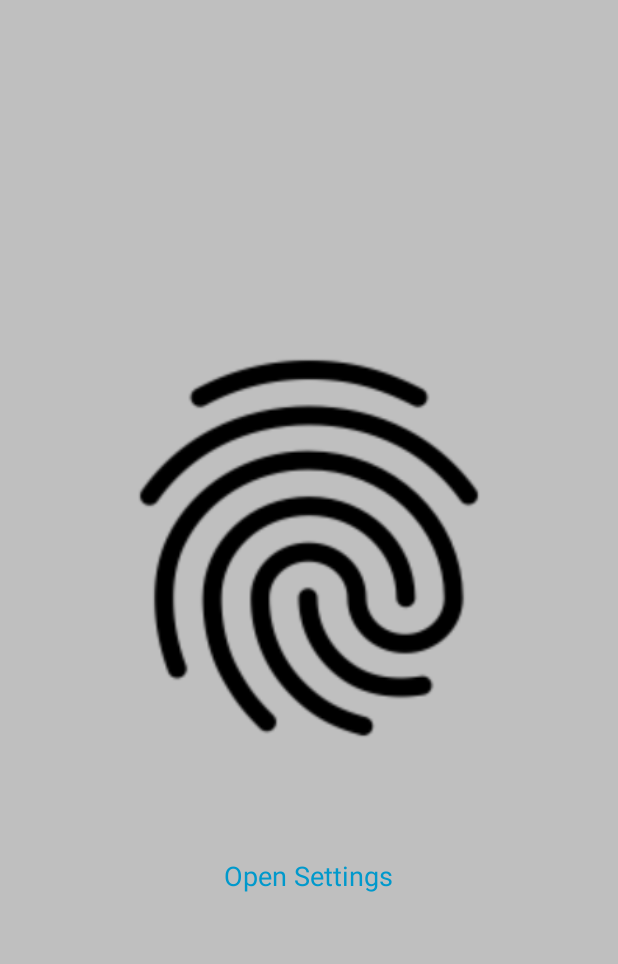
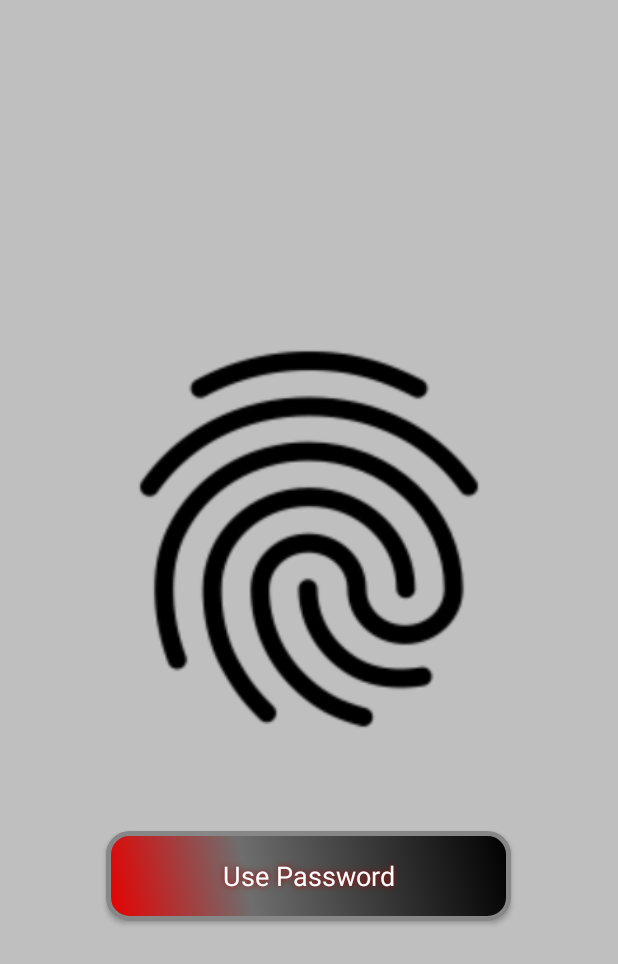
Before and after one commit to mysa06/Three-Level-Password-Authentication-System, an Android app: the layout activity_fingerprint.xml on its own in the app's theme, with its tools: preview values and no code run, on a phone screen of 412 x 824 dp. Shown: the top 964 px of the screen. Run offline under Robolectric (Android 15) with nearby library versions, the phone set to English and light mode, and no system bars.

Commit message:
Fingerprint Layout Updated

```diff
--- a/app/src/main/res/layout/activity_fingerprint.xml
+++ b/app/src/main/res/layout/activity_fingerprint.xml
@@ -47,6 +47,13 @@ tools:context=".FingerprintActivity">
         android:layout_width="wrap_content"
         android:layout_height="wrap_content"
         android:layout_marginTop="10dp"
-    android:text="Open Settings"
-    android:textColor="@android:color/holo_blue_dark"/>
+        android:text="Use Password"
+        android:layout_gravity="center_horizontal"
+        android:textColor="#FFFFFF"
+        android:textSize="18sp"
+        android:background="@drawable/button_shape"
+        android:shadowColor="#A80303"
+        android:shadowDx="0"
+        android:shadowDy="0"
+        android:shadowRadius="5"/>
 </LinearLayout>
```
Lines whose indentation alone changed are shown as unchanged.
